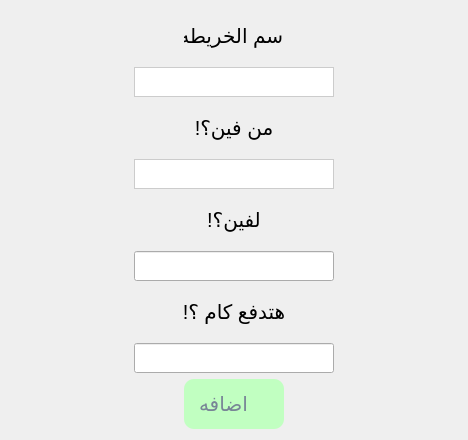
Roqaya-muhmd/Mini_Wasalny, file addgraph.ui: the form before one commit.
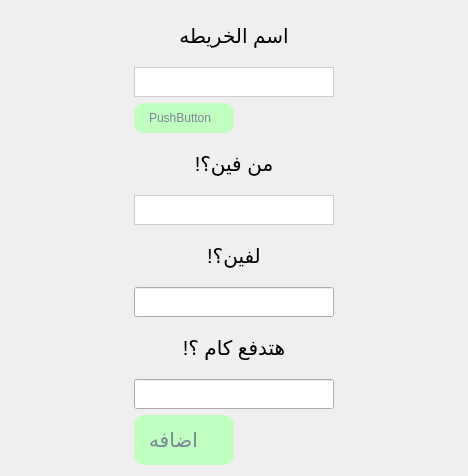
The form after the commit. Icons and pictures are not drawn.

The edit to the form file:
```diff
--- a/addgraph.ui
+++ b/addgraph.ui
@@ -7,7 +7,7 @@
     <x>0</x>
     <y>0</y>
     <width>468</width>
-    <height>344</height>
+    <height>438</height>
    </rect>
   </property>
   <property name="windowTitle">
@@ -36,13 +36,13 @@
       <widget class="QLabel" name="label_4">
        <property name="minimumSize">
         <size>
-         <width>100</width>
+         <width>120</width>
          <height>50</height>
         </size>
        </property>
        <property name="maximumSize">
         <size>
-         <width>100</width>
+         <width>120</width>
          <height>50</height>
         </size>
        </property>
@@ -88,6 +88,44 @@
        </property>
       </widget>
      </item>
+     <item>
+      <widget class="QPushButton" name="pushButton_2">
+       <property name="minimumSize">
+        <size>
+         <width>100</width>
+         <height>30</height>
+        </size>
+       </property>
+       <property name="maximumSize">
+        <size>
+         <width>100</width>
+         <height>30</height>
+        </size>
+       </property>
+       <property name="styleSheet">
+        <string notr="true">QPushButton {
+background-color:  #C1FFC1;
+		border:none;
+		border-radius: 3px;
+		text-align: left;
+		padding: 8px 0 8px 15px;
+		color: #788596;
+    font-family: &quot;Segoe UI&quot;, &quot;Arial&quot;, &quot;Helvetica Neue&quot;, sans-serif;
+border-radius: 10px;
+
+	}
+QPushButton:hover {
+		background-color: rgba( 86, 101, 115, 0.5);
+	}
+ QPushButton:checked {
+		color: #fff;
+	}</string>
+       </property>
+       <property name="text">
+        <string>PushButton</string>
+       </property>
+      </widget>
+     </item>
      <item alignment="Qt::AlignmentFlag::AlignHCenter">
       <widget class="QLabel" name="label">
        <property name="minimumSize">
@@ -230,7 +268,7 @@
        </property>
       </widget>
      </item>
-     <item alignment="Qt::AlignmentFlag::AlignHCenter">
+     <item>
       <widget class="QPushButton" name="pushButton">
        <property name="minimumSize">
         <size>
```
